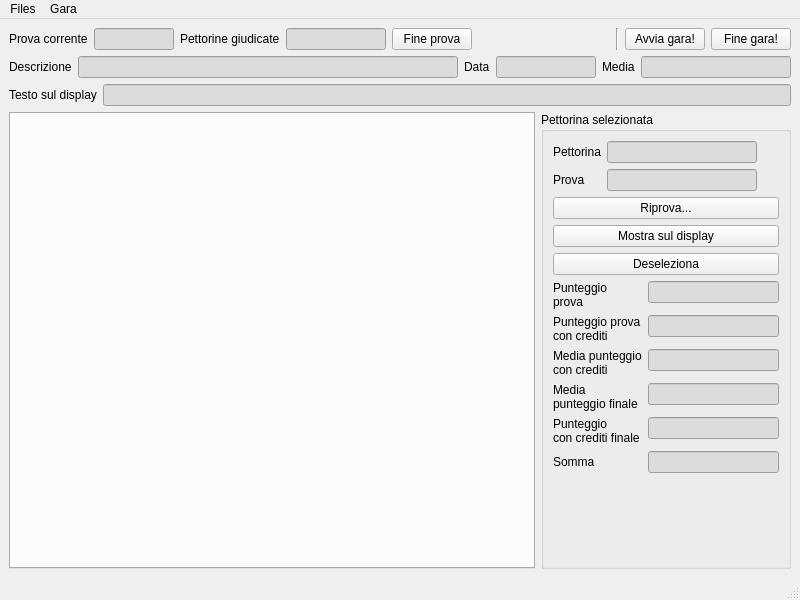
nferruzzi/giudice-server, file ui/mainwindow.ui: the form before one commit.
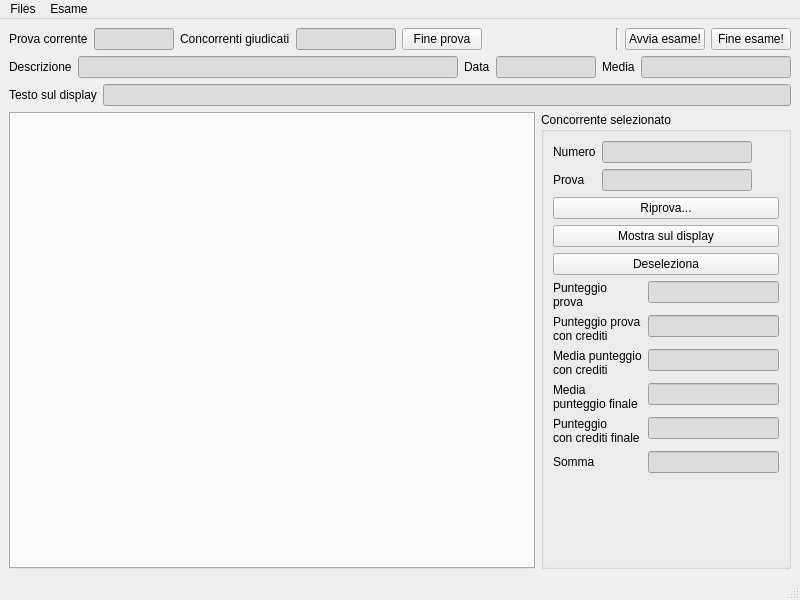
The form after the commit.

Commit message: Rename Pettorina -> Concorrente

The edit to the form file:
```diff
--- a/ui/mainwindow.ui
+++ b/ui/mainwindow.ui
@@ -47,7 +47,7 @@
       <item>
        <widget class="QLabel" name="label_3">
         <property name="text">
-         <string>Pettorine giudicate</string>
+         <string>Concorrenti giudicati</string>
         </property>
        </widget>
       </item>
@@ -98,14 +98,14 @@
       <item>
        <widget class="QPushButton" name="startButton">
         <property name="text">
-         <string>Avvia gara!</string>
+         <string>Avvia esame!</string>
         </property>
        </widget>
       </item>
       <item>
        <widget class="QPushButton" name="endButton">
         <property name="text">
-         <string>Fine gara!</string>
+         <string>Fine esame!</string>
         </property>
        </widget>
       </item>
@@ -233,7 +233,7 @@
          </size>
         </property>
         <property name="title">
-         <string>Pettorina selezionata</string>
+         <string>Concorrente selezionato</string>
         </property>
         <layout class="QVBoxLayout" name="verticalLayout_2">
          <item>
@@ -244,7 +244,7 @@
            <item row="0" column="0">
             <widget class="QLabel" name="label_4">
              <property name="text">
-              <string>Pettorina</string>
+              <string>Numero</string>
              </property>
             </widget>
            </item>
@@ -516,7 +516,7 @@
    </widget>
    <widget class="QMenu" name="menuGara">
     <property name="title">
-     <string>Gara</string>
+     <string>Esame</string>
     </property>
     <addaction name="actionPettorine"/>
    </widget>
```
Left out of the diff: 4 changed lines with no effect on the pictures. The commit also changes 6 other files.
